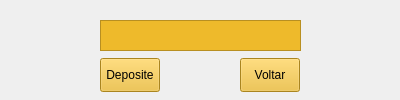
Above: BankWindows/Projects/deposito.ui from JoaoManoelVK/Projeto-Banco before the change. Below: the same form after it.
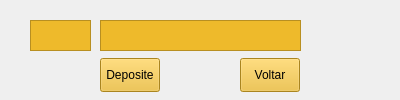
That is the form after the change. Icons and pictures are not drawn.

The edit to the form file:
```diff
--- a/BankWindows/Projects/deposito.ui
+++ b/BankWindows/Projects/deposito.ui
@@ -99,6 +99,31 @@
 &lt;p align=&quot;center&quot; style=&quot;-qt-paragraph-type:empty; margin-top:0px; margin-bottom:0px; margin-left:0px; margin-right:0px; -qt-block-indent:0; text-indent:0px; font-size:9pt;&quot;&gt;&lt;br /&gt;&lt;/p&gt;&lt;/body&gt;&lt;/html&gt;</string>
     </property>
    </widget>
+   <widget class="QTextEdit" name="conta">
+    <property name="geometry">
+     <rect>
+      <x>30</x>
+      <y>20</y>
+      <width>61</width>
+      <height>31</height>
+     </rect>
+    </property>
+    <property name="font">
+     <font>
+      <pointsize>11</pointsize>
+     </font>
+    </property>
+    <property name="styleSheet">
+     <string notr="true">background-color: rgb(238, 186, 43);</string>
+    </property>
+    <property name="html">
+     <string>&lt;!DOCTYPE HTML PUBLIC &quot;-//W3C//DTD HTML 4.0//EN&quot; &quot;http://www.w3.org/TR/REC-html40/strict.dtd&quot;&gt;
+&lt;html&gt;&lt;head&gt;&lt;meta name=&quot;qrichtext&quot; content=&quot;1&quot; /&gt;&lt;meta charset=&quot;utf-8&quot; /&gt;&lt;style type=&quot;text/css&quot;&gt;
+p, li { white-space: pre-wrap; }
+&lt;/style&gt;&lt;/head&gt;&lt;body style=&quot; font-family:'Segoe UI'; font-size:11pt; font-weight:400; font-style:normal;&quot;&gt;
+&lt;p align=&quot;center&quot; style=&quot;-qt-paragraph-type:empty; margin-top:0px; margin-bottom:0px; margin-left:0px; margin-right:0px; -qt-block-indent:0; text-indent:0px; font-size:9pt;&quot;&gt;&lt;br /&gt;&lt;/p&gt;&lt;/body&gt;&lt;/html&gt;</string>
+    </property>
+   </widget>
   </widget>
  </widget>
  <resources>
```
Left out of the diff: 2 changed lines with no effect on the pictures.
